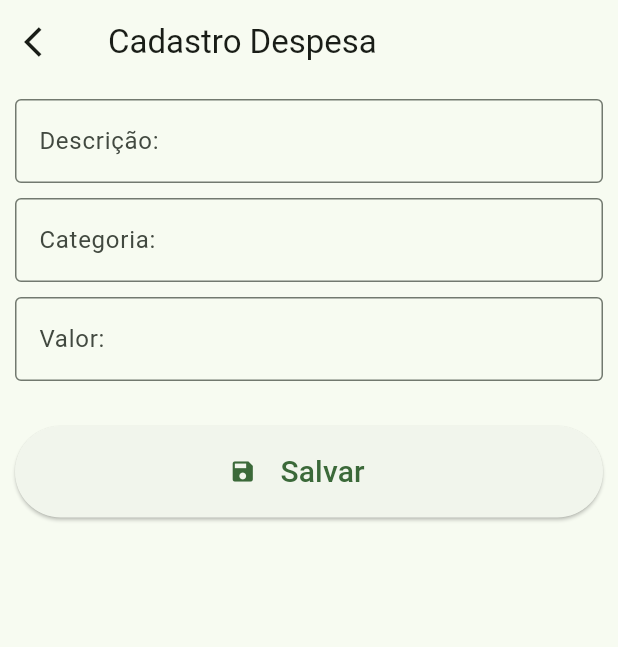
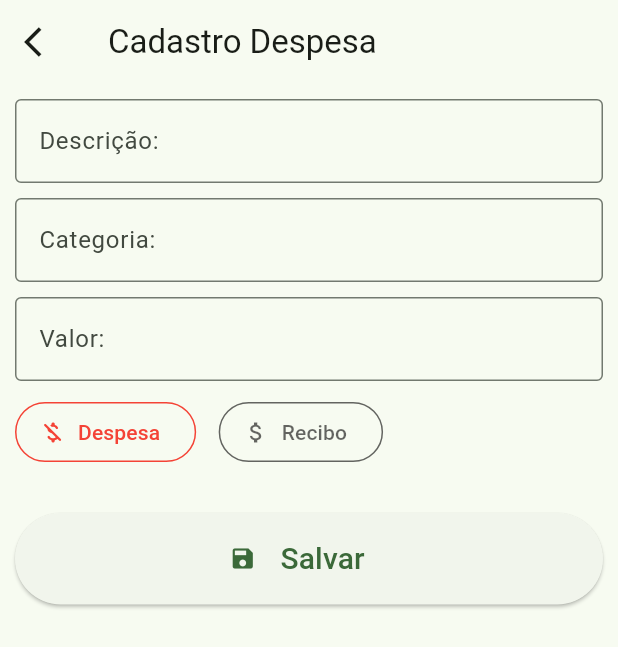
Before and after one commit to brunocaavalcante/Organiza, a Flutter app: the screen it shows once a user with an empty profile is signed in, after a tap on the "add" icon, on a phone screen of 412 x 824 dp. Shown: the top 647 px of the screen. Run offline on Flutter 3.47's test engine with Material 2 defaults, Android fonts, the phone set to English and light mode, and no system bars; our stand-ins replace cloud_firestore, curved_navigation_bar, file_picker, firebase_auth, firebase_core, firebase_storage and 1 more; accounts and stored records are empty.

Commit message:
Cadastro despesa add tipo operacao

```diff
--- a/app/lib/main.dart
+++ b/app/lib/main.dart
@@ -1,3 +1,4 @@
+import 'package:app/services/despesa_service.dart';
 import 'package:app/services/file_service.dart';
 import 'package:app/services/usuario_service.dart';
 import 'package:app/theme/preferencia_tema.dart';
@@ -12,7 +13,8 @@ void main() async {
   await Firebase.initializeApp();
   runApp(MultiProvider(providers: [
     ChangeNotifierProvider(create: (context) => UserService()),
-    ChangeNotifierProvider(create: (context) => FileService())
+    ChangeNotifierProvider(create: (context) => FileService()),
+    ChangeNotifierProvider(create: (context) => DespesaService())
   ], child: const App()));
 }
 
--- a/app/lib/models/despesa.dart
+++ /dev/null
@@ -1,33 +0,0 @@
-import 'package:app/models/categoria.dart';
-import '../core/date_ultils.dart';
-
-class Despesa {
-  String id = "";
-  String descricao = "";
-  double valor = 0;
-  CategoriaDepesa? categoria;
-  Status? status;
-  DateTime? dataCadastro;
-
-  Map<String, Object?> toJson() {
-    return {
-      'descricao': descricao,
-      'status': status,
-      'dataCadastro': dataCadastro,
-      'id': id,
-      'valor': valor
-    };
-  }
-
-  Despesa toEntity(Map<String, dynamic> map) {
-    status = map['status'];
-    descricao = map['descricao'];
-    dataCadastro =
-        DateUltils.onlyDate(map['dataCadastro'].toDate() as DateTime);
-    id = map['id'];
-    valor = map['valor'];
-    return this;
-  }
-}
-
-enum Status { Pago, Pendente }
--- /dev/null
+++ b/app/lib/models/operacao.dart
@@ -0,0 +1,51 @@
+import 'package:app/models/categoria.dart';
+import '../core/date_ultils.dart';
+
+class Operacao {
+  String id = "";
+  String descricao = "";
+  double valor = 0;
+  CategoriaDepesa? categoria;
+  int? status;
+  int? tipoOperacao;
+  DateTime? dataCadastro;
+  DateTime? dataReferencia;
+  int? totalParcelas = 0;
+  int? parcelasPagas = 0;
+  bool? repetir = false;
+
+  Map<String, Object?> toJson() {
+    return {
+      'descricao': descricao,
+      'status': status,
+      'dataCadastro': dataCadastro,
+      'dataReferencia': dataReferencia,
+      'id': id,
+      'valor': valor,
+      'parcelasPagas': parcelasPagas,
+      'totalParcelas': totalParcelas,
+      'repetir': repetir,
+      'tipoOperacao': tipoOperacao
+    };
+  }
+
+  Operacao toEntity(Map<String, dynamic> map) {
+    parcelasPagas = map['parcelasPagas'];
+    totalParcelas = map['totalParcelas'];
+    repetir = map['repetir'];
+    tipoOperacao = map['tipoOperacao'];
+    status = map['status'];
+    descricao = map['descricao'];
+    dataCadastro =
+        DateUltils.onlyDate(map['dataCadastro'].toDate() as DateTime);
+    dataReferencia =
+        DateUltils.onlyDate(map['dataReferencia'].toDate() as DateTime);
+    id = map['id'];
+    valor = map['valor'];
+    return this;
+  }
+}
+
+enum Status { Pago, Pendente }
+
+enum TipoOperacao { Despesa, Recibo }
--- a/app/lib/pages/despesas/cadastro_despes_page.dart
+++ b/app/lib/pages/despesas/cadastro_despes_page.dart
@@ -1,16 +1,20 @@
+import 'dart:ui';
+
 import 'package:app/models/categoria.dart';
-import 'package:app/models/despesa.dart';
+import 'package:app/models/operacao.dart';
 import 'package:app/models/ultil.dart';
+import 'package:app/services/despesa_service.dart';
 import 'package:flutter/material.dart';
 import 'package:flutter/services.dart';
-import 'package:flutter/src/widgets/container.dart';
-import 'package:flutter/src/widgets/framework.dart';
+import 'package:provider/provider.dart';
 
 import '../../core/masks.dart';
 import '../../core/widgets/widget_ultil.dart';
+import '../../models/custom_exception.dart';
 
 class CadastroDespesaPage extends StatefulWidget {
-  const CadastroDespesaPage({super.key});
+  DateTime? dataRef;
+  CadastroDespesaPage({super.key, required this.dataRef});
 
   @override
   State<CadastroDespesaPage> createState() => _CadastroDespesaPageState();
@@ -20,6 +24,7 @@ class _CadastroDespesaPageState extends State<CadastroDespesaPage> {
   final formKey = GlobalKey<FormState>();
   final descricao = TextEditingController();
   final valor = TextEditingController();
+  int operacao = 1;
 
   @override
   Widget build(BuildContext context) {
@@ -31,6 +36,7 @@ class _CadastroDespesaPageState extends State<CadastroDespesaPage> {
         child: Form(
           key: formKey,
           child: Column(
+            crossAxisAlignment: CrossAxisAlignment.start,
             children: [
               WidgetUltil.returnField(
                   "Descrição: ", descricao, TextInputType.text, null, ""),
@@ -47,10 +53,20 @@ class _CadastroDespesaPageState extends State<CadastroDespesaPage> {
                     CurrencyInputFormatter()
                   ],
                   "R\$ 0,00"),
+              const SizedBox(height: 10),
+              Row(mainAxisAlignment: MainAxisAlignment.start, children: [
+                customRadioButton(
+                    "Despesa", 1, Icons.money_off_csred_rounded, Colors.red),
+                const SizedBox(width: 15),
+                customRadioButton(
+                    "Recibo", 2, Icons.attach_money_outlined, Colors.green)
+              ]),
               const SizedBox(height: 30),
               ElevatedButton(
                 onPressed: () {
-                  if (formKey.currentState!.validate()) {}
+                  if (formKey.currentState!.validate()) {
+                    cadastrar();
+                  }
                 },
                 child: Row(
                     mainAxisAlignment: MainAxisAlignment.center,
@@ -69,13 +85,43 @@ class _CadastroDespesaPageState extends State<CadastroDespesaPage> {
     );
   }
 
-  cadastrar() {
-    Despesa item = Despesa();
+  cadastrar() async {
+    try {
+      Operacao item = Operacao();
       item.dataCadastro = DateTime.now();
+      item.dataReferencia = widget.dataRef;
       item.descricao = descricao.text;
       item.categoria = CategoriaDepesa();
       item.categoria!.descricao = "Casa";
       item.categoria!.id = "1";
       item.valor = Ultil().CoverterValorToDecimal(valor.text)!;
+      item.status = Status.Pendente.index;
+      item.tipoOperacao = operacao;
+      await Provider.of<DespesaService>(context, listen: false).salvar(item);
+      Navigator.pop(context);
+    } on CustomException catch (e) {
+      ScaffoldMessenger.of(context)
+          .showSnackBar(SnackBar(content: Text(e.message)));
     }
   }
+
+  customRadioButton(String text, int index, IconData icon, Color color) {
+    return OutlinedButton.icon(
+        style: OutlinedButton.styleFrom(
+          side: BorderSide(
+              color: (operacao == index ? color : Theme.of(context).hintColor)),
+        ),
+        onPressed: () {
+          setState(() {
+            operacao = index;
+          });
+        },
+        icon: Icon(icon,
+            color: (operacao == index ? color : Theme.of(context).hintColor)),
+        label: Text(text,
+            style: TextStyle(
+                color: (operacao == index
+                    ? color
+                    : Theme.of(context).hintColor))));
+  }
+}
--- a/app/lib/pages/despesas/home_despesa_page.dart
+++ b/app/lib/pages/despesas/home_despesa_page.dart
@@ -3,8 +3,9 @@ import 'package:cloud_firestore/cloud_firestore.dart';
 import 'package:flutter/material.dart';
 import 'package:provider/provider.dart';
 
+import '../../core/date_ultils.dart';
 import '../../core/masks.dart';
-import '../../models/despesa.dart';
+import '../../models/operacao.dart';
 import '../../services/usuario_service.dart';
 
 class HomeDespesaPage extends StatefulWidget {
@@ -46,8 +47,10 @@ class _HomeDespesaPageState extends State<HomeDespesaPage> {
       body: body(),
       floatingActionButton: FloatingActionButton(
         onPressed: () {
-          Navigator.push(context,
-              MaterialPageRoute(builder: (context) => CadastroDespesaPage()));
+          Navigator.push(
+              context,
+              MaterialPageRoute(
+                  builder: (context) => CadastroDespesaPage(dataRef: data)));
         },
         tooltip: 'Add Despesa',
         child: const Icon(Icons.add),
@@ -57,7 +60,7 @@ class _HomeDespesaPageState extends State<HomeDespesaPage> {
 
   body() {
     return Column(
-      children: [containerTop()],
+      children: [containerTop(), containerMenu()],
     );
   }
 
@@ -136,65 +139,88 @@ class _HomeDespesaPageState extends State<HomeDespesaPage> {
     );
   }
 
-  contasPendentes() {}
-  contasPagas() {}
+  containerMenu() {
+    auth = Provider.of<UserService>(context);
+    return Container(
+        width: MediaQuery.of(context).size.width * 0.95,
+        height: MediaQuery.of(context).size.height * 0.53,
+        margin: const EdgeInsets.only(top: 10),
+        padding: const EdgeInsets.all(10),
+        decoration: const BoxDecoration(
+            borderRadius: BorderRadius.all(Radius.circular(25.0))),
+        child: Column(
+          crossAxisAlignment: CrossAxisAlignment.start,
+          children: [
+            const Text(
+              "Contas",
+              style: TextStyle(fontSize: 20),
+            ),
+            SizedBox(
+              height: MediaQuery.of(context).size.height * 0.4,
+              child: itemHistorico(),
+            )
+          ],
+        ));
+  }
 
-  listaDespesas(Status status) {
-    auth = Provider.of<UserService>(context);
+  itemHistorico() {
+    Stream<QuerySnapshot> _participanteStream = FirebaseFirestore.instance
+        .collection('despesas')
+        .doc(auth!.usuario!.uid.toString())
+        .collection("${data.month}${data.year}")
+        //.orderBy('DataCadastro', descending: true)
+        .snapshots();
 
     return StreamBuilder<QuerySnapshot>(
-        stream: FirebaseFirestore.instance
-            .collection('despesas')
-            .doc(auth!.usuario!.uid.toString())
-            .collection("${data.month}/${data.year}")
-            .snapshots(),
-        builder: (context, snapshots) {
-          return (snapshots.connectionState == ConnectionState.waiting)
-              ? const Center(
-                  child: CircularProgressIndicator(),
-                )
-              : ListView.builder(
-                  itemCount: snapshots.data!.docs.length,
-                  itemBuilder: (context, index) {
-                    var data = snapshots.data!.docs[index].data()
-                        as Map<String, dynamic>;
+        stream: _participanteStream,
+        builder: (BuildContext context, AsyncSnapshot<QuerySnapshot> snapshot) {
+          if (snapshot.hasError) {
+            return const Text('Erro!');
+          }
 
-                    data["id"] = snapshots.data!.docs[index].id;
-                    var despesa = Despesa().toEntity(data);
+          if (snapshot.connectionState == ConnectionState.waiting) {
+            return const Text("Carregando");
+          }
 
-                    if (despesa.status == status) {
-                      return item(despesa);
-                    }
-                    return Container();
-                  });
+          return ListView(
+            shrinkWrap: true,
+            children: snapshot.data!.docs.map((DocumentSnapshot document) {
+              Map<String, dynamic> data =
+                  document.data()! as Map<String, dynamic>;
+              data["Id"] = document.id;
+              var despesa = Operacao().toEntity(data);
+
+              return Container(
+                  width: MediaQuery.of(context).size.width,
+                  margin: const EdgeInsets.only(bottom: 5, top: 5),
+                  child: Card(
+                      child: ListTile(
+                          trailing: Text(
+                            FormatarMoeda.formatar(despesa.valor),
+                            style: TextStyle(
+                                fontWeight: FontWeight.bold,
+                                color: despesa.valor > 0
+                                    ? Colors.green
+                                    : Colors.red),
+                          ),
+                          /* leading: Container(
+                              width: 50,
+                              height: 50,
+                              clipBehavior: Clip.antiAlias,
+                              decoration:
+                                  const BoxDecoration(shape: BoxShape.circle),
+                              child: operacao.photoContribuinte == ""
+                                  ? Image.asset("imagens/logo_sem_nome.png",
+                                      fit: BoxFit.cover)
+                                  : Image.network(
+                                      operacao.photoContribuinte as String,
+                                      fit: BoxFit.cover)),*/
+                          subtitle: Text(
+                              DateUltils.formatarData(despesa.dataCadastro)),
+                          title: Text(despesa.descricao.toString(),
+                              textAlign: TextAlign.start))));
+            }).toList(),
+          );
         });
   }
-
-  item(Despesa item) {
-    return SizedBox(
-        height: 100,
-        child: Card(
-            margin: const EdgeInsets.only(bottom: 20),
-            child: ListTile(
-              onTap: () => null,
-              title: Text(
-                item.descricao,
-                overflow: TextOverflow.ellipsis,
-                style:
-                    const TextStyle(fontSize: 20, fontWeight: FontWeight.bold),
-              ),
-              subtitle: Text(
-                FormatarMoeda.formatar(item.valor),
-                overflow: TextOverflow.ellipsis,
-                style:
-                    const TextStyle(fontSize: 18, fontWeight: FontWeight.bold),
-              ),
-              leading: Container(
-                  width: 70,
-                  height: 70,
-                  clipBehavior: Clip.antiAlias,
-                  decoration: const BoxDecoration(shape: BoxShape.circle),
-                  child: Icon(Icons.favorite)),
-            )));
-  }
 }
```
Also changed, not shown: app/lib/services/despesa_service.dart (+12 -8 lines). Lines whose indentation alone changed are shown as unchanged.
